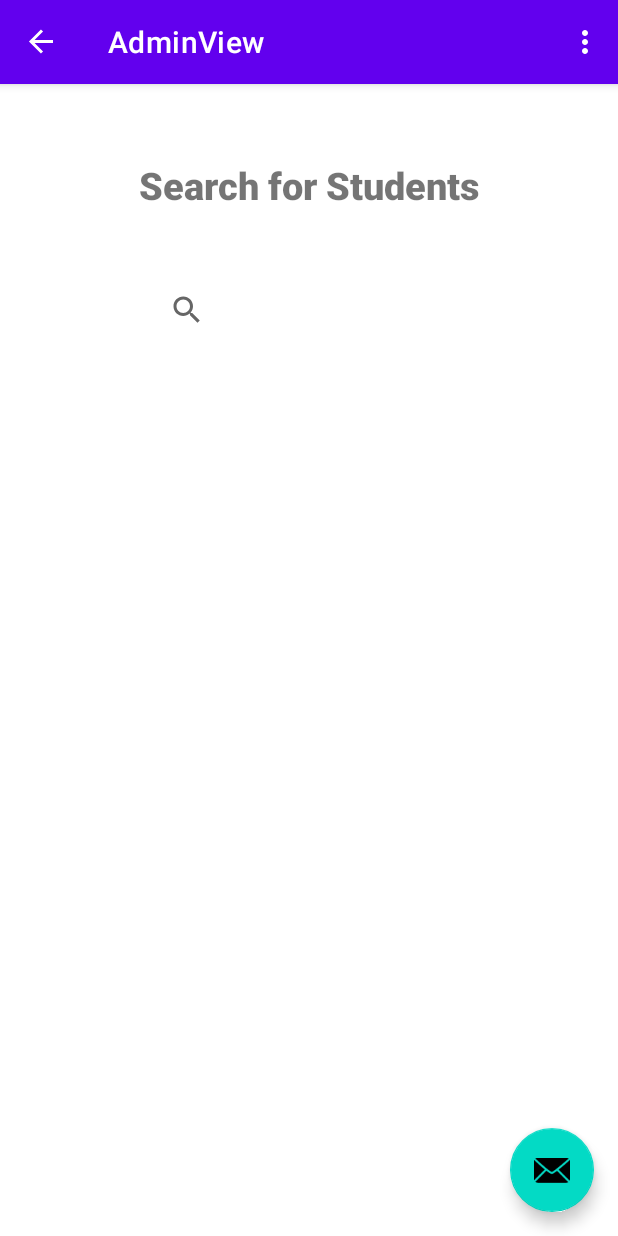
After one commit to notrikhil/Congressional-App-Challenge, an Android app: the AdminView screen opened through its navigation route, on a phone screen of 412 x 824 dp. The commit adds this screen. Run offline under Robolectric (Android 15) with nearby library versions, the phone set to English and light mode, and no system bars; our stand-ins replace navigation-ui.

Commit message:
added admin view

```diff
--- /dev/null
+++ b/src/app/src/main/java/com/example/congressionalappchallenge/AdminView.kt
@@ -0,0 +1,41 @@
+package com.example.congressionalappchallenge
+
+import android.os.Bundle
+import androidx.fragment.app.Fragment
+import android.view.LayoutInflater
+import android.view.View
+import android.view.ViewGroup
+import androidx.navigation.fragment.findNavController
+import com.example.congressionalappchallenge.databinding.AdminBinding
+import com.example.congressionalappchallenge.databinding.StudentBinding
+
+/**
+ * A simple [Fragment] subclass as the second destination in the navigation.
+ */
+class AdminView : Fragment() {
+
+    private var _binding: AdminBinding? = null
+
+    // This property is only valid between onCreateView and
+    // onDestroyView.
+    private val binding get() = _binding!!
+
+    override fun onCreateView(
+        inflater: LayoutInflater, container: ViewGroup?,
+        savedInstanceState: Bundle?
+    ): View? {
+
+        _binding = AdminBinding.inflate(inflater, container, false)
+        return binding.root
+
+    }
+
+    override fun onViewCreated(view: View, savedInstanceState: Bundle?) {
+        super.onViewCreated(view, savedInstanceState)
+    }
+
+    override fun onDestroyView() {
+        super.onDestroyView()
+        _binding = null
+    }
+}
--- a/src/app/src/main/java/com/example/congressionalappchallenge/MainView.kt
+++ b/src/app/src/main/java/com/example/congressionalappchallenge/MainView.kt
@@ -37,6 +37,9 @@ class MainView : Fragment() {
             if (email == "student@example.com" && pass == "test") {
                 findNavController().navigate(R.id.action_FirstFragment_to_SecondFragment)
             }
+            if (email == "admin@example.com" && pass == "test"){
+                findNavController().navigate(R.id.action_FirstFragment_to_adminView)
+            }
         }
 //          binding.buttonFirst6.setOnClickListener {
 //            findNavController().navigate(R.id.action_FirstFragment_to_SecondFragment)
--- /dev/null
+++ b/src/app/src/main/res/layout/admin.xml
@@ -0,0 +1,41 @@
+<?xml version="1.0" encoding="utf-8"?>
+<androidx.constraintlayout.widget.ConstraintLayout xmlns:android="http://schemas.android.com/apk/res/android"
+    xmlns:app="http://schemas.android.com/apk/res-auto"
+    xmlns:tools="http://schemas.android.com/tools"
+    android:layout_width="match_parent"
+    android:layout_height="match_parent"
+    tools:context=".AdminView">
+
+    <TextView
+        android:id="@+id/textview_first"
+        android:layout_width="wrap_content"
+        android:layout_height="wrap_content"
+        android:layout_marginTop="50dp"
+        android:fontFamily="sans-serif-black"
+        android:text="Search for Students"
+        android:textSize="25sp"
+        app:layout_constraintEnd_toEndOf="parent"
+        app:layout_constraintStart_toStartOf="parent"
+        app:layout_constraintTop_toTopOf="parent" />
+
+    <TextView
+        android:id="@+id/textview_second"
+        android:layout_width="wrap_content"
+        android:layout_height="wrap_content"
+        android:layout_marginTop="4dp"
+        app:layout_constraintEnd_toEndOf="parent"
+        app:layout_constraintHorizontal_bias="0.501"
+        app:layout_constraintStart_toStartOf="parent"
+        app:layout_constraintTop_toTopOf="parent" />
+
+    <SearchView
+        android:id="@+id/searchView"
+        android:layout_width="211dp"
+        android:layout_height="51dp"
+        android:layout_marginTop="40dp"
+        app:layout_constraintEnd_toEndOf="parent"
+        app:layout_constraintStart_toStartOf="parent"
+        app:layout_constraintTop_toBottomOf="@+id/textview_first" />
+
+
+</androidx.constraintlayout.widget.ConstraintLayout>
--- a/src/app/src/main/res/navigation/nav_graph.xml
+++ b/src/app/src/main/res/navigation/nav_graph.xml
@@ -14,6 +14,9 @@
         <action
             android:id="@+id/action_FirstFragment_to_SecondFragment"
             app:destination="@id/SecondFragment" />
+        <action
+            android:id="@+id/action_FirstFragment_to_adminView"
+            app:destination="@id/adminView" />
     </fragment>
     <fragment
         android:id="@+id/SecondFragment"
@@ -25,4 +28,12 @@
             android:id="@+id/action_SecondFragment_to_FirstFragment"
             app:destination="@id/FirstFragment" />
     </fragment>
+    <fragment
+        android:id="@+id/adminView"
+        android:name="com.example.congressionalappchallenge.AdminView"
+        android:label="AdminView" >
+        <action
+            android:id="@+id/action_adminView_to_FirstFragment"
+            app:destination="@id/FirstFragment" />
+    </fragment>
 </navigation>
```
